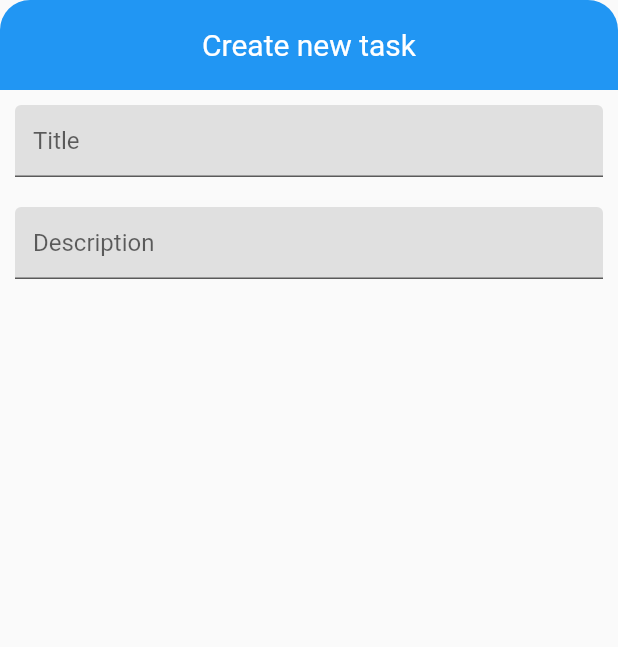
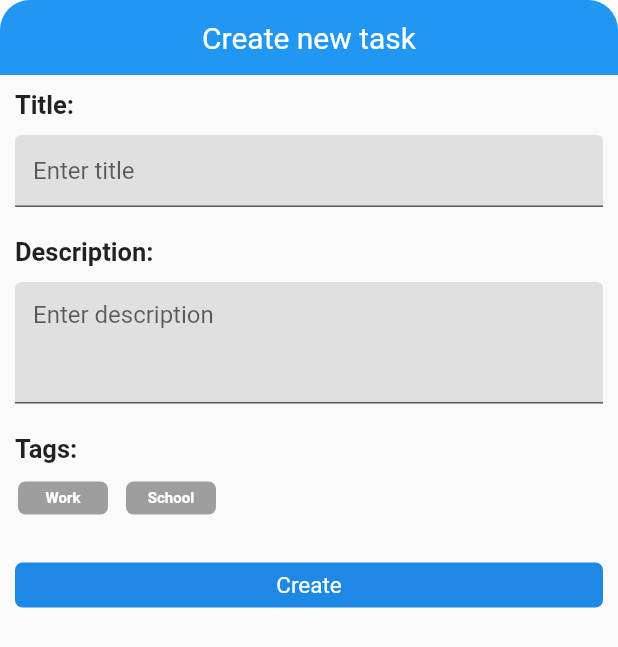
Before and after one commit to solderneer/dartodo, a Flutter app: the BottomPanel widget shown alone on an empty page, opened directly, on a phone screen of 412 x 824 dp. Shown: the top 647 px of the screen. Run offline on Flutter 3.47's test engine with Material 2 defaults, Android fonts, the phone set to English and light mode, and no system bars; missing offline and left inert: rounded_modal.

Commit message:
added form structure

```diff
--- a/dartodo_client/lib/components/badge.dart
+++ b/dartodo_client/lib/components/badge.dart
@@ -9,6 +9,7 @@ class Badge extends StatelessWidget {
   @override
   Widget build(BuildContext context) {
     return Container(
+      constraints: BoxConstraints(minWidth: 50.0, maxWidth: 60.0),
       padding:
           const EdgeInsets.only(left: 8.0, right: 8.0, bottom: 5.0, top: 5.0),
       margin: const EdgeInsets.all(2.0),
--- a/dartodo_client/lib/components/bottompanel.dart
+++ b/dartodo_client/lib/components/bottompanel.dart
@@ -1,14 +1,17 @@
 import 'package:flutter/material.dart';
+
+import './textinput.dart';
+import './taginput.dart';
 
 class BottomPanel extends StatelessWidget {
   @override
   Widget build(BuildContext context) {
-    return Column(children: <Widget>[
+    return Column(mainAxisSize: MainAxisSize.min, children: <Widget>[
       Container(
-        height: 60.0,
-        decoration: new BoxDecoration(
+        height: 50.0,
+        decoration: BoxDecoration(
           color: Colors.blue,
-          borderRadius: new BorderRadius.only(
+          borderRadius: BorderRadius.only(
               topLeft: Radius.circular(20.0), topRight: Radius.circular(20.0)),
         ),
         child: Center(
@@ -16,21 +19,20 @@ class BottomPanel extends StatelessWidget {
               style: TextStyle(color: Colors.white, fontSize: 20.0)),
         ),
       ),
+      TextInput('Title:', 'Enter title', 1),
+      TextInput('Description:', 'Enter description', 3),
+      TagInput(),
       Container(
-          padding: EdgeInsets.all(10.0),
-          child: TextField(
-              decoration: InputDecoration(
-                  hintText: 'Title',
-                  filled: true,
-                  fillColor: Colors.grey[300]))),
-      Container(
-        padding: EdgeInsets.all(10.0),
-        child: TextField(
-            decoration: InputDecoration(
-                hintText: 'Description',
-                filled: true,
-                fillColor: Colors.grey[300])),
-      ),
+          alignment: Alignment.center,
+          margin: EdgeInsets.only(left: 10.0, right: 10.0, top: 20.0),
+          height: 30.0,
+          decoration: BoxDecoration(
+              color: Colors.blue[600],
+              borderRadius: BorderRadius.all(Radius.circular(5.0))),
+          child: Text(
+            'Create',
+            style: TextStyle(color: Colors.white, fontSize: 15.0),
+          )),
     ]);
   }
 }
--- /dev/null
+++ b/dartodo_client/lib/components/taginput.dart
@@ -0,0 +1,34 @@
+import 'package:flutter/material.dart';
+
+import './badge.dart';
+import '../utilities/datatypes.dart';
+
+class TagInput extends StatelessWidget {
+  final List<TagType> taglist = [
+    TagType(content: 'Work', color: Colors.red),
+    TagType(content: 'School', color: Colors.green)
+  ];
+
+  @override
+  Widget build(BuildContext context) {
+    return Column(children: <Widget>[
+      Container(
+          padding: EdgeInsets.only(top: 10.0, left: 10.0),
+          alignment: Alignment.centerLeft,
+          child: Text(
+            'Tags:',
+            style: TextStyle(fontSize: 17.0, fontWeight: FontWeight.bold),
+          )),
+      Container(
+          alignment: Alignment.centerLeft,
+          padding: EdgeInsets.all(10.0),
+          child: Wrap(
+            spacing: 8.0, // gap between adjacent chips
+            runSpacing: 4.0, // gap between lines
+            children: taglist
+                .map((item) => new Badge(item.content, Colors.grey))
+                .toList(),
+          )),
+    ]);
+  }
+}
--- /dev/null
+++ b/dartodo_client/lib/components/textinput.dart
@@ -0,0 +1,31 @@
+import 'package:flutter/material.dart';
+
+class TextInput extends StatelessWidget {
+  final String _title;
+  final String _hint;
+  final int maxlines;
+
+  TextInput(this._title, this._hint, this.maxlines);
+
+  @override
+  Widget build(BuildContext context) {
+    return Column(children: <Widget>[
+      Container(
+          padding: EdgeInsets.only(top: 10.0, left: 10.0),
+          alignment: Alignment.centerLeft,
+          child: Text(
+            _title,
+            style: TextStyle(fontSize: 17.0, fontWeight: FontWeight.bold),
+          )),
+      Container(
+        padding: EdgeInsets.all(10.0),
+        child: TextField(
+            maxLines: maxlines,
+            decoration: InputDecoration(
+                hintText: _hint,
+                filled: true,
+                fillColor: Colors.grey[300])),
+      ),
+    ]);
+  }
+}
```
